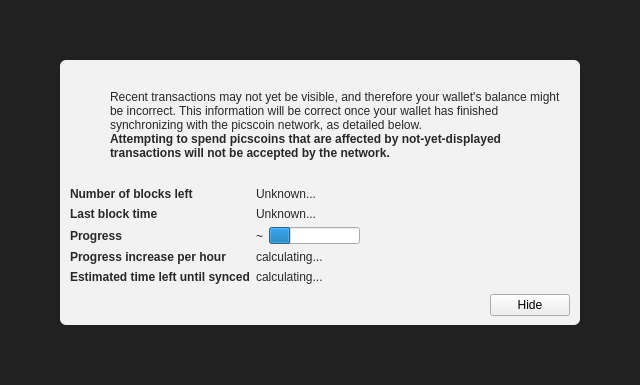
Qt form src/qt/forms/modaloverlay.ui (minblock/picscoin) before a commit.
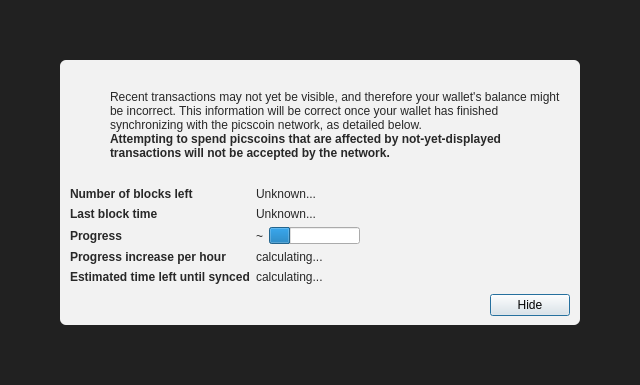
The same form after that commit. Icons and pictures are not drawn. Custom widgets are drawn as their Qt base class.

```diff
--- a/src/qt/forms/modaloverlay.ui
+++ b/src/qt/forms/modaloverlay.ui
@@ -351,6 +351,12 @@
              <property name="text">
               <string>Hide</string>
              </property>
+             <property name="focusPolicy">
+              <enum>Qt::StrongFocus</enum>
+             </property>
+             <property name="default">
+              <bool>true</bool>
+             </property>
             </widget>
            </item>
           </layout>
```
